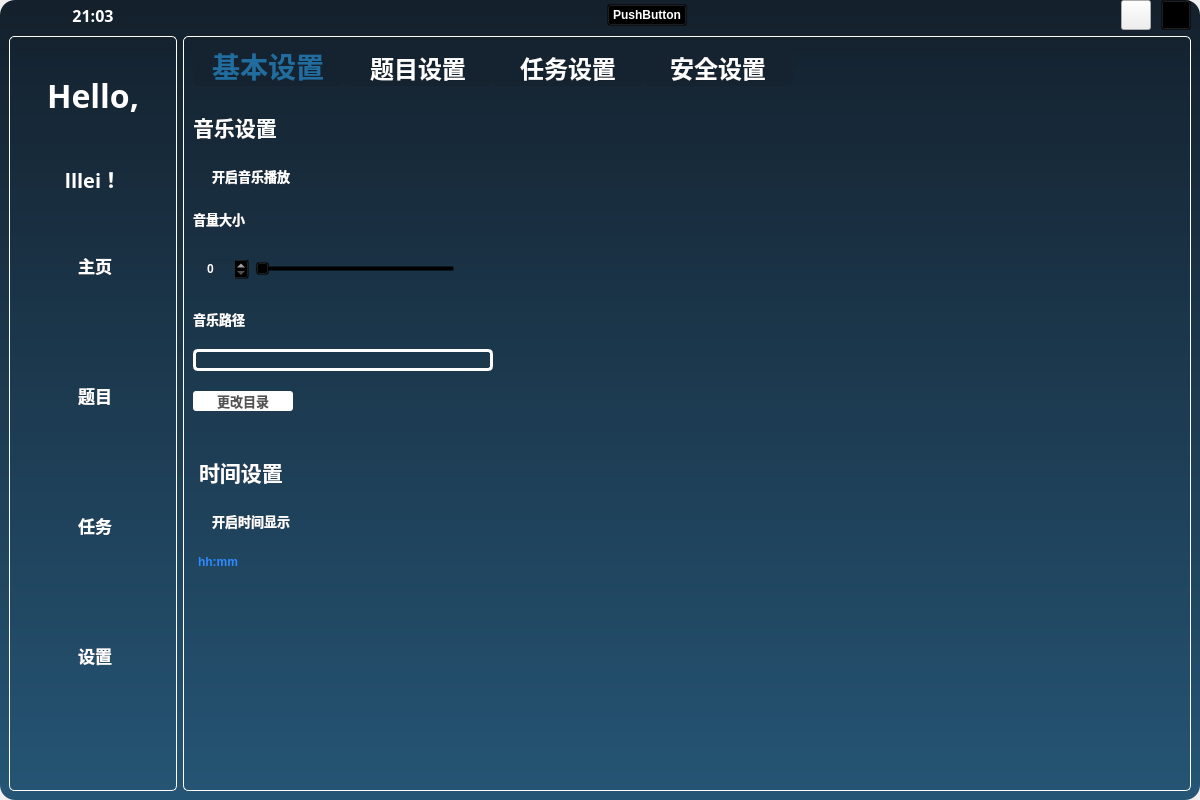
Old version of the form mainwindow.ui in the repository llleixx/qt-new-icoding.
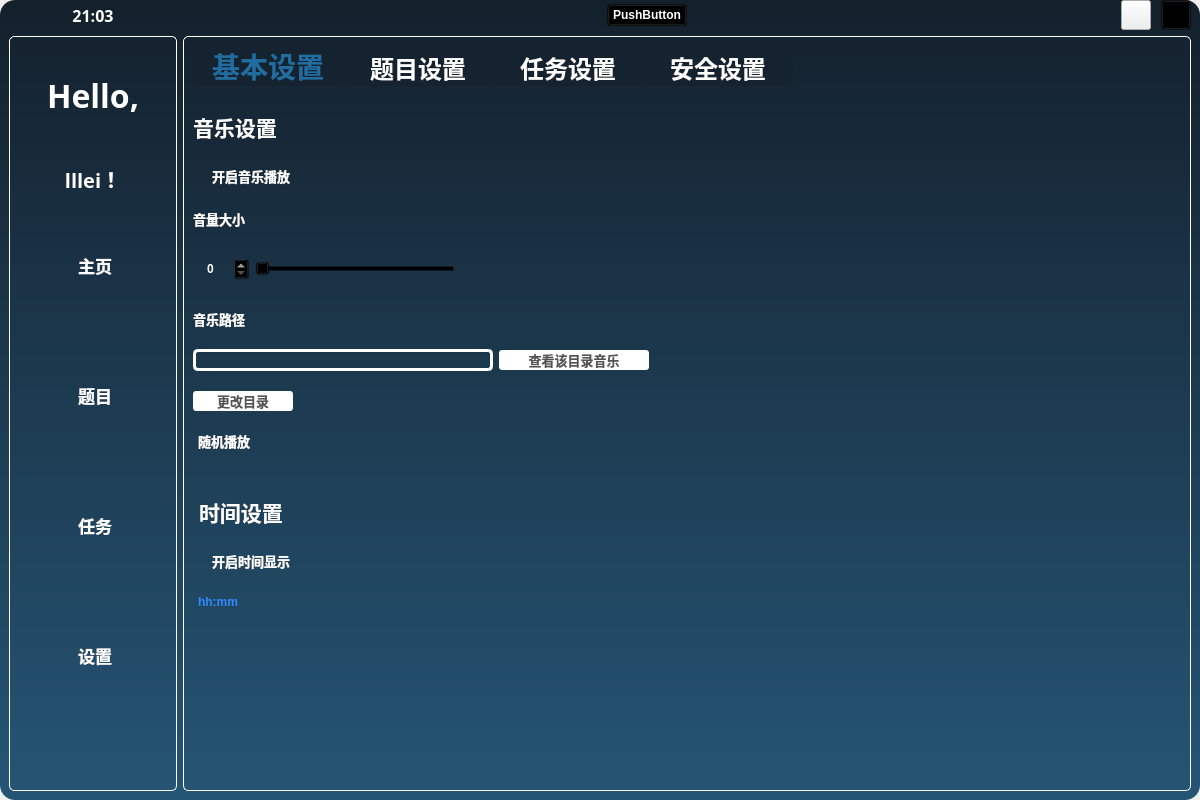
New version of the form. The open tabs and pages were chosen to show the change. Icons and pictures are not drawn. Custom widgets are drawn as their Qt base class.

```diff
--- a/mainwindow.ui
+++ b/mainwindow.ui
@@ -1118,23 +1118,91 @@
                   </widget>
                  </item>
                  <item>
-                  <widget class="QLineEdit" name="musicPath">
-                   <property name="minimumSize">
-                    <size>
-                     <width>300</width>
-                     <height>0</height>
-                    </size>
+                  <widget class="QWidget" name="widget_4" native="true">
+                   <property name="sizePolicy">
+                    <sizepolicy hsizetype="Preferred" vsizetype="Fixed">
+                     <horstretch>0</horstretch>
+                     <verstretch>0</verstretch>
+                    </sizepolicy>
                    </property>
-                   <property name="maximumSize">
-                    <size>
-                     <width>300</width>
-                     <height>16777215</height>
-                    </size>
-                   </property>
-                   <property name="styleSheet">
-                    <string notr="true">border: 3px solid white;
+                   <layout class="QHBoxLayout" name="horizontalLayout_8">
+                    <property name="leftMargin">
+                     <number>0</number>
+                    </property>
+                    <property name="topMargin">
+                     <number>0</number>
+                    </property>
+                    <property name="rightMargin">
+                     <number>0</number>
+                    </property>
+                    <property name="bottomMargin">
+                     <number>0</number>
+                    </property>
+                    <item>
+                     <widget class="QLineEdit" name="musicPath">
+                      <property name="minimumSize">
+                       <size>
+                        <width>300</width>
+                        <height>0</height>
+                       </size>
+                      </property>
+                      <property name="maximumSize">
+                       <size>
+                        <width>300</width>
+                        <height>16777215</height>
+                       </size>
+                      </property>
+                      <property name="styleSheet">
+                       <string notr="true">border: 3px solid white;
 border-radius: 5px;</string>
-                   </property>
+                      </property>
+                     </widget>
+                    </item>
+                    <item>
+                     <widget class="QPushButton" name="musicCheck">
+                      <property name="minimumSize">
+                       <size>
+                        <width>150</width>
+                        <height>0</height>
+                       </size>
+                      </property>
+                      <property name="maximumSize">
+                       <size>
+                        <width>150</width>
+                        <height>16777215</height>
+                       </size>
+                      </property>
+                      <property name="font">
+                       <font>
+                        <family>微软雅黑</family>
+                        <pointsize>10</pointsize>
+                        <bold>true</bold>
+                       </font>
+                      </property>
+                      <property name="styleSheet">
+                       <string notr="true">background: white;
+border-radius: 3px;
+color: rgb(83, 83, 83)</string>
+                      </property>
+                      <property name="text">
+                       <string>查看该目录音乐</string>
+                      </property>
+                     </widget>
+                    </item>
+                    <item>
+                     <spacer name="horizontalSpacer_8">
+                      <property name="orientation">
+                       <enum>Qt::Horizontal</enum>
+                      </property>
+                      <property name="sizeHint" stdset="0">
+                       <size>
+                        <width>40</width>
+                        <height>20</height>
+                       </size>
+                      </property>
+                     </spacer>
+                    </item>
+                   </layout>
                   </widget>
                  </item>
                  <item>
@@ -1168,6 +1236,92 @@
                    </property>
                   </widget>
                  </item>
+                 <item>
+                  <widget class="QComboBox" name="musicModel">
+                   <property name="minimumSize">
+                    <size>
+                     <width>200</width>
+                     <height>0</height>
+                    </size>
+                   </property>
+                   <property name="maximumSize">
+                    <size>
+                     <width>200</width>
+                     <height>16777215</height>
+                    </size>
+                   </property>
+                   <property name="font">
+                    <font>
+                     <family>微软雅黑</family>
+                     <pointsize>10</pointsize>
+                     <bold>true</bold>
+                    </font>
+                   </property>
+                   <property name="styleSheet">
+                    <string notr="true">QComboBox{
+	background-color: transparent;
+	width: 150px;
+	color: white;
+	border-radius: 15px;
+	icon-size: 30px
+}
+QComboBox::drop-down{
+	background: transparent;
+}
+QComboBox::down-arrow{
+	border-image: url(:/images/drop-down.png);
+	width: 20px;
+	height: 20px;
+	margin-right: 10px;
+}
+QComboBox QAbstractItemView{
+	border: 1px solid yellow;
+	border-radius:5px;
+	color: rgb(117, 154, 255);
+}
+QComboBox QAbstractItemView::item{
+	color: white;
+	font-size: 9px;
+}</string>
+                   </property>
+                   <item>
+                    <property name="text">
+                     <string>随机播放</string>
+                    </property>
+                    <property name="icon">
+                     <iconset resource="images.qrc">
+                      <normaloff>:/images/4.png</normaloff>:/images/4.png</iconset>
+                    </property>
+                   </item>
+                   <item>
+                    <property name="text">
+                     <string>顺序播放</string>
+                    </property>
+                    <property name="icon">
+                     <iconset resource="images.qrc">
+                      <normaloff>:/images/3.png</normaloff>:/images/3.png</iconset>
+                    </property>
+                   </item>
+                   <item>
+                    <property name="text">
+                     <string>单曲循环</string>
+                    </property>
+                    <property name="icon">
+                     <iconset resource="images.qrc">
+                      <normaloff>:/images/1.png</normaloff>:/images/1.png</iconset>
+                    </property>
+                   </item>
+                   <item>
+                    <property name="text">
+                     <string>列表循环</string>
+                    </property>
+                    <property name="icon">
+                     <iconset resource="images.qrc">
+                      <normaloff>:/images/2.png</normaloff>:/images/2.png</iconset>
+                    </property>
+                   </item>
+                  </widget>
+                 </item>
                  <item>
                   <widget class="QLabel" name="timeSettingLabel">
                    <property name="sizePolicy">
```
Left out of the diff: 13 changed lines with no effect on the pictures.
